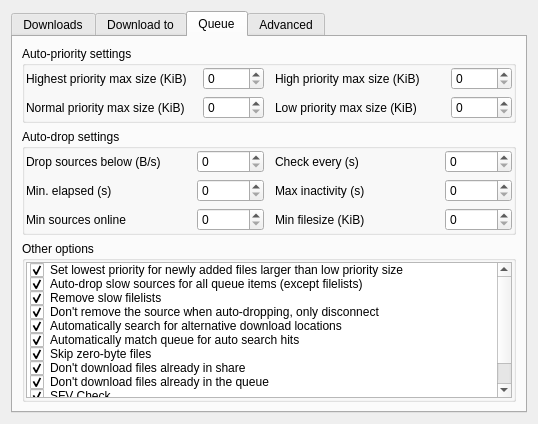
Old version of the form eiskaltdcpp/ui/UISettingsDownloads.ui in the repository eiskaltdcpp/eiskaltdcpp.
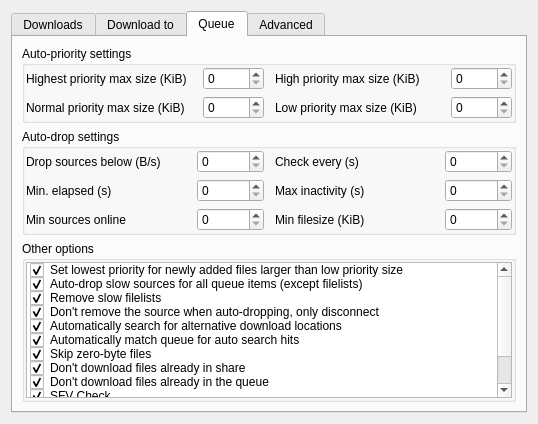
New version of the form. The open tabs and pages were chosen to show the change. Custom widgets are drawn as their Qt base class.

Commit message: compressed transfer {gui option}

```diff
--- a/eiskaltdcpp/ui/UISettingsDownloads.ui
+++ b/eiskaltdcpp/ui/UISettingsDownloads.ui
@@ -811,6 +811,17 @@
               <enum>Checked</enum>
              </property>
             </item>
+            <item>
+             <property name="text">
+              <string>Compressed transfer</string>
+             </property>
+             <property name="checkState">
+              <enum>Checked</enum>
+             </property>
+             <property name="flags">
+              <set>ItemIsSelectable|ItemIsUserCheckable|ItemIsEnabled</set>
+             </property>
+            </item>
            </widget>
           </item>
          </layout>
```
The commit also changes 1 other file.
